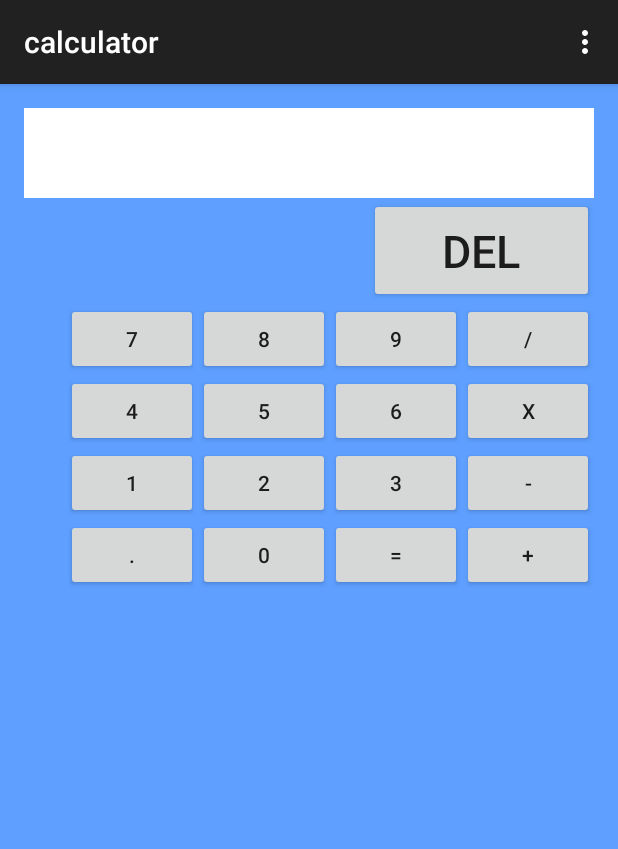
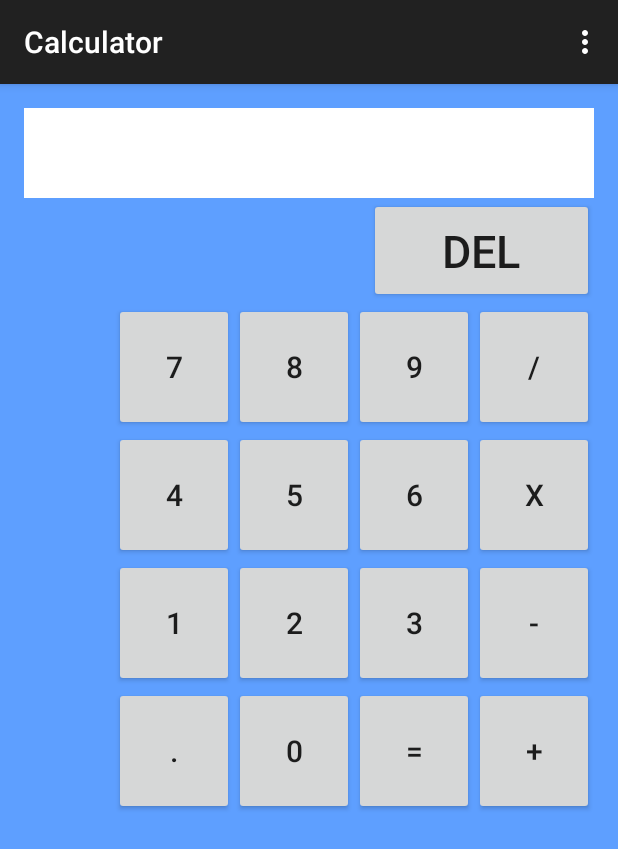
Before and after one commit to Vicken52/CS454, an Android app: the screen it shows after launch (Calculator), on a phone screen of 412 x 824 dp. Shown: the top 849 px of the screen. Run offline under Robolectric (Android 15) with nearby library versions, the phone set to English and light mode, and no system bars.

Commit message:
Improved GUI appearance

```diff
--- a/Calculator/app/src/main/res/layout/activity_calculator.xml
+++ b/Calculator/app/src/main/res/layout/activity_calculator.xml
@@ -19,7 +19,9 @@
         android:layout_alignParentStart="true"
         android:layout_alignParentEnd="true"
         android:background="#FFFFFF"
-        android:layout_alignParentTop="true" />
+        android:layout_alignParentTop="true"
+        android:gravity="right"
+        />
 
     <Button
         android:layout_width="wrap_content"
@@ -42,131 +44,99 @@
         android:columnCount="4"
         android:rowCount="4">
 
-        <Button
+        <Button style="@style/calcButtons"
             android:text="7"
             android:id="@+id/seven"
-            android:layout_width="wrap_content"
-            android:layout_height="wrap_content"
             android:layout_column="0"
             android:layout_row="0" />
 
-        <Button
+        <Button style="@style/calcButtons"
             android:text="8"
             android:id="@+id/eight"
-            android:layout_width="wrap_content"
-            android:layout_height="wrap_content"
             android:layout_column="1"
             android:layout_row="0" />
 
-        <Button
+        <Button style="@style/calcButtons"
             android:text="9"
             android:id="@+id/nine"
-            android:layout_width="wrap_content"
-            android:layout_height="wrap_content"
             android:layout_column="2"
             android:layout_row="0" />
 
-        <Button
+        <Button style="@style/calcButtons"
             android:text="/"
             android:id="@+id/divide"
-            android:layout_width="wrap_content"
-            android:layout_height="wrap_content"
             android:layout_column="3"
             android:layout_row="0" />
 
-        <Button
+        <Button style="@style/calcButtons"
             android:text="4"
             android:id="@+id/four"
-            android:layout_width="wrap_content"
-            android:layout_height="wrap_content"
             android:layout_column="0"
             android:layout_row="1" />
 
-        <Button
+        <Button style="@style/calcButtons"
             android:text="5"
             android:id="@+id/five"
-            android:layout_width="wrap_content"
-            android:layout_height="wrap_content"
             android:layout_column="1"
             android:layout_row="1" />
 
-        <Button
+        <Button style="@style/calcButtons"
             android:text="6"
             android:id="@+id/six"
-            android:layout_width="wrap_content"
-            android:layout_height="wrap_content"
             android:layout_column="2"
             android:layout_row="1" />
 
-        <Button
+        <Button style="@style/calcButtons"
             android:text="x"
             android:id="@+id/multiply"
-            android:layout_width="wrap_content"
-            android:layout_height="wrap_content"
             android:layout_column="3"
             android:layout_row="1" />
 
-        <Button
+        <Button style="@style/calcButtons"
             android:text="1"
             android:id="@+id/one"
-            android:layout_width="wrap_content"
-            android:layout_height="wrap_content"
             android:layout_column="0"
             android:layout_row="2" />
 
-        <Button
+        <Button style="@style/calcButtons"
             android:text="2"
             android:id="@+id/two"
-            android:layout_width="wrap_content"
-            android:layout_height="wrap_content"
             android:layout_column="1"
             android:layout_row="2" />
 
-        <Button
+        <Button style="@style/calcButtons"
             android:text="3"
             android:id="@+id/three"
-            android:layout_width="wrap_content"
-            android:layout_height="wrap_content"
             android:layout_column="2"
             android:layout_row="2" />
 
-        <Button
+        <Button style="@style/calcButtons"
             android:text="-"
             android:id="@+id/minus"
-            android:layout_width="wrap_content"
-            android:layout_height="wrap_content"
             android:layout_column="3"
             android:layout_row="2" />
 
-        <Button
+        <Button style="@style/calcButtons"
             android:text="."
             android:id="@+id/decimal"
-            android:layout_width="wrap_content"
-            android:layout_height="wrap_content"
             android:layout_column="0"
             android:layout_row="3" />
 
-        <Button
+        <Button style="@style/calcButtons"
             android:text="0"
             android:id="@+id/zero"
-            android:layout_width="wrap_content"
-            android:layout_height="wrap_content"
             android:layout_column="1"
             android:layout_row="3" />
 
-        <Button
+        <Button style="@style/calcButtons"
             android:text="="
             android:id="@+id/equal"
-            android:layout_width="wrap_content"
-            android:layout_height="wrap_content"
             android:layout_column="2"
             android:layout_row="3" />
 
-        <Button
+        <Button style="@style/calcButtons"
             android:text="+"
             android:id="@+id/plus"
-            android:layout_width="wrap_content"
-            android:layout_height="wrap_content"
             android:layout_column="3"
             android:layout_row="3" />
 
--- a/Calculator/app/src/main/res/values/strings.xml
+++ b/Calculator/app/src/main/res/values/strings.xml
@@ -1,5 +1,5 @@
 <resources>
-    <string name="app_name">calculator</string>
+    <string name="app_name">Calculator</string>
     <string name="clear">Clr</string>
     <string name="delete">Del</string>
     <string name="action_settings">Settings</string>
--- a/Calculator/app/src/main/res/values/styles.xml
+++ b/Calculator/app/src/main/res/values/styles.xml
@@ -5,4 +5,10 @@
         <!-- Customize your theme here. -->
     </style>
 
+    <style name="calcButtons">
+        <item name="android:layout_width">80sp</item>
+        <item name="android:layout_height">85sp</item>
+        <item name="android:textSize">20sp</item>
+    </style>
+
 </resources>
```
Also changed, not shown: Calculator/app/src/main/java/vickenkrikorian/calculator/Calculator.java (+36 -0 lines), Calculator/app/src/main/res/layout/activity_advanced.xml (+37 -49 lines).
